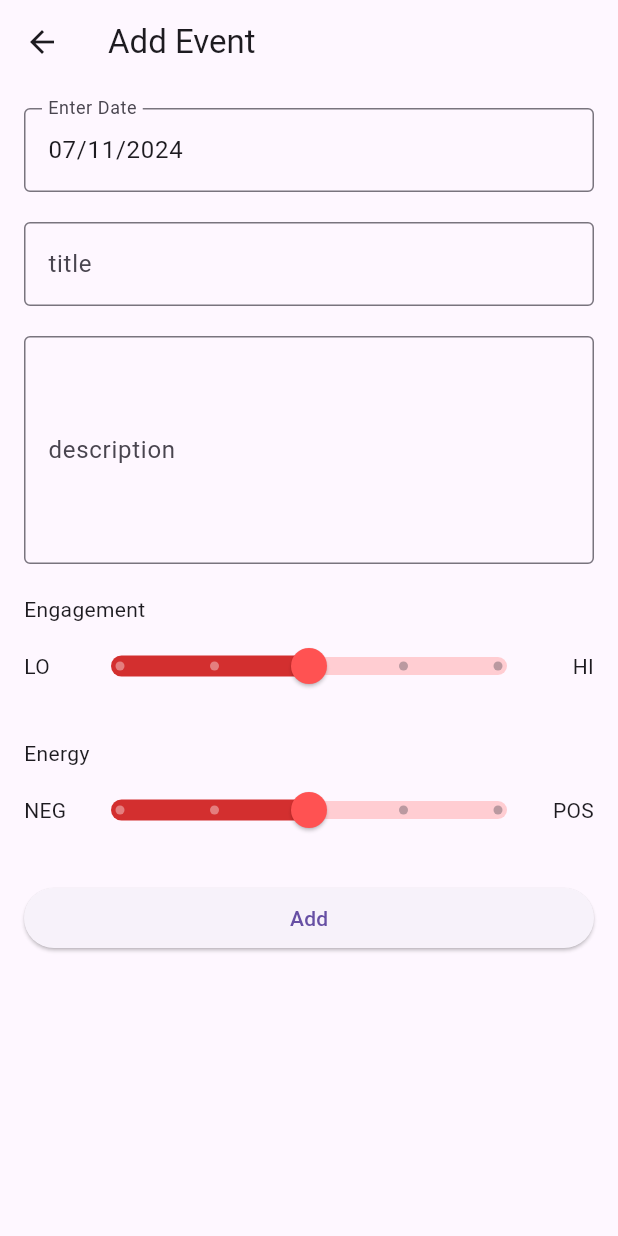
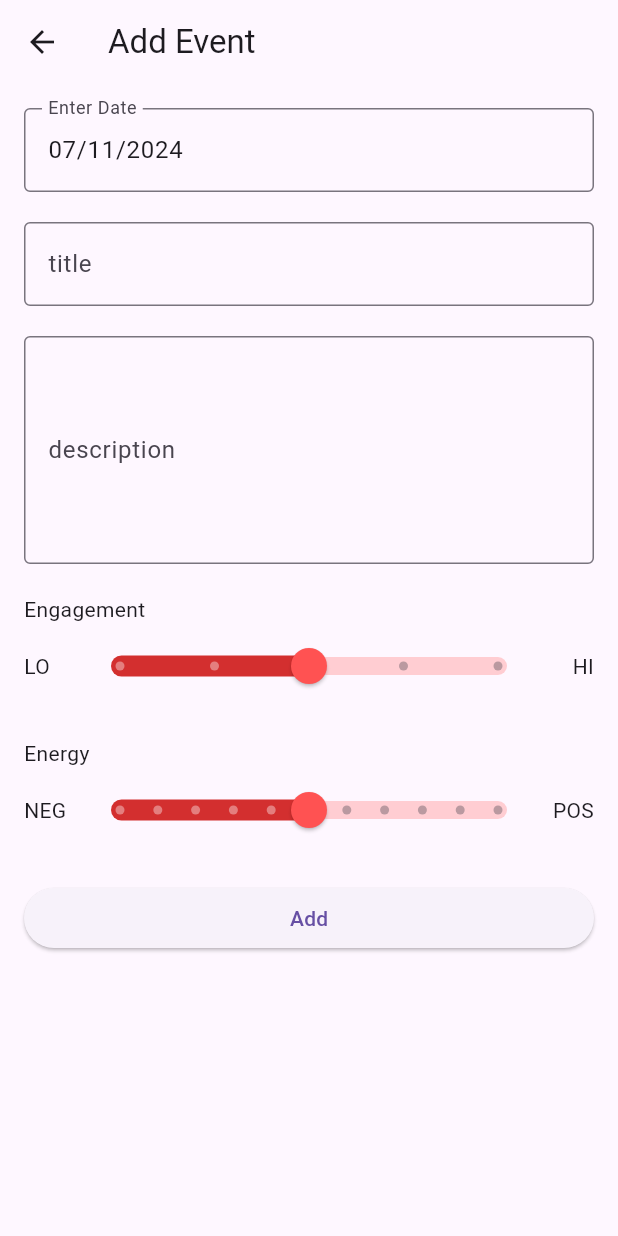
Before and after one commit to niaotaojiao/gemilife, a Flutter app: the screen it shows once a user with an empty profile is signed in, after a tap on the "add" icon, on a phone screen of 412 x 824 dp. Run offline on Flutter 3.47's test engine with Material 3 defaults, Android fonts, the phone set to English and light mode, and no system bars; our stand-ins replace audioplayers, camera, cloud_firestore, firebase_auth, firebase_core, flutter_dotenv and 5 more; missing offline and left inert: google_mlkit_commons, google_mlkit_pose_detection; accounts and stored records are empty.

Commit message:
fix slider bar

```diff
--- a/lib/home/pages/add_event_page.dart
+++ b/lib/home/pages/add_event_page.dart
@@ -1,7 +1,8 @@
 import 'package:cloud_firestore/cloud_firestore.dart';
 import 'package:firebase_auth/firebase_auth.dart';
 import 'package:flutter/material.dart';
-import 'package:gemilife/home/widgets/custom_slider.dart';
+import 'package:gemilife/home/widgets/energy_slider.dart';
+import 'package:gemilife/home/widgets/engagement_slider.dart';
 
 class AddEvent extends StatefulWidget {
   final DateTime today;
@@ -15,6 +16,8 @@ class _AddEventState extends State<AddEvent> {
   late DateTime _selectedDate;
   final _titleController = TextEditingController();
   final _descController = TextEditingController();
+  double _engagementValue = 3;
+  double _energyValue = 0;
 
   void _addEvent() async {
     final title = _titleController.text;
@@ -110,16 +113,23 @@ class _AddEventState extends State<AddEvent> {
             height: 20,
           ),
           const Text('Engagement'),
-          const Row(
+          Row(
             children: [
-              SizedBox(
+              const SizedBox(
                   width: 30,
                   child: Align(
                       alignment: Alignment.centerLeft, child: Text('LO'))),
               Expanded(
-                child: CustomSlider(),
+                child: EngagementSlider(
+                  initValue: _engagementValue,
+                  onChanged: (value) {
+                    setState(() {
+                      _engagementValue = value;
+                    });
+                  },
+                ),
               ),
-              SizedBox(
+              const SizedBox(
                   width: 30,
                   child: Align(
                       alignment: Alignment.centerRight, child: Text('HI'))),
@@ -129,16 +139,23 @@ class _AddEventState extends State<AddEvent> {
             height: 20,
           ),
           const Text('Energy'),
-          const Row(
+          Row(
             children: [
-              SizedBox(
+              const SizedBox(
                   width: 30,
                   child: Align(
                       alignment: Alignment.centerLeft, child: Text('NEG'))),
               Expanded(
-                child: CustomSlider(),
+                child: EnergySlider(
+                  initValue: _energyValue,
+                  onChanged: (value) {
+                    setState(() {
+                      _energyValue = value;
+                    });
+                  },
+                ),
               ),
-              SizedBox(
+              const SizedBox(
                   width: 30,
                   child: Align(
                       alignment: Alignment.centerRight, child: Text('POS'))),
--- /dev/null
+++ b/lib/home/widgets/energy_slider.dart
@@ -0,0 +1,54 @@
+import 'package:flutter/material.dart';
+
+class EnergySlider extends StatefulWidget {
+  final double initValue;
+  final ValueChanged<double> onChanged;
+  const EnergySlider(
+      {super.key, required this.initValue, required this.onChanged});
+
+  @override
+  State<EnergySlider> createState() => _EnergySliderState();
+}
+
+class _EnergySliderState extends State<EnergySlider> {
+  late double _value;
+
+  @override
+  void initState() {
+    super.initState();
+    _value = widget.initValue;
+  }
+
+  @override
+  Widget build(BuildContext context) {
+    return SliderTheme(
+      data: SliderTheme.of(context).copyWith(
+        activeTrackColor: Colors.red[700],
+        inactiveTrackColor: Colors.red[100],
+        trackHeight: 12.0,
+        thumbColor: Colors.redAccent,
+        thumbShape: RoundSliderThumbShape(enabledThumbRadius: 12.0),
+        valueIndicatorColor: Colors.red,
+        valueIndicatorTextStyle: const TextStyle(
+          color: Colors.white,
+          fontSize: 18,
+        ),
+        overlayColor: Colors.red.withAlpha(32),
+        overlayShape: RoundSliderOverlayShape(overlayRadius: 28.0),
+      ),
+      child: Slider(
+        min: -5,
+        max: 5,
+        divisions: 10,
+        value: _value,
+        label: _value.round().toString(),
+        onChanged: (value) {
+          setState(() {
+            _value = value;
+          });
+          widget.onChanged(value);
+        },
+      ),
+    );
+  }
+}
--- a/lib/home/widgets/custom_slider.dart
+++ b/lib/home/widgets/engagement_slider.dart
@@ -1,14 +1,24 @@
 import 'package:flutter/material.dart';
 
-class CustomSlider extends StatefulWidget {
-  const CustomSlider({super.key});
+class EngagementSlider extends StatefulWidget {
+  final double initValue;
+  final ValueChanged<double> onChanged;
+  const EngagementSlider(
+      {super.key, required this.initValue, required this.onChanged});
 
   @override
-  State<CustomSlider> createState() => _CustomSliderState();
+  State<EngagementSlider> createState() => _EngagementSliderState();
 }
 
-class _CustomSliderState extends State<CustomSlider> {
-  double _value = 3;
+class _EngagementSliderState extends State<EngagementSlider> {
+  late double _value;
+
+  @override
+  void initState() {
+    super.initState();
+    _value = widget.initValue;
+  }
+
   @override
   Widget build(BuildContext context) {
     return SliderTheme(
@@ -36,6 +46,7 @@ class _CustomSliderState extends State<CustomSlider> {
           setState(() {
             _value = value;
           });
+          widget.onChanged(value);
         },
       ),
     );
```
